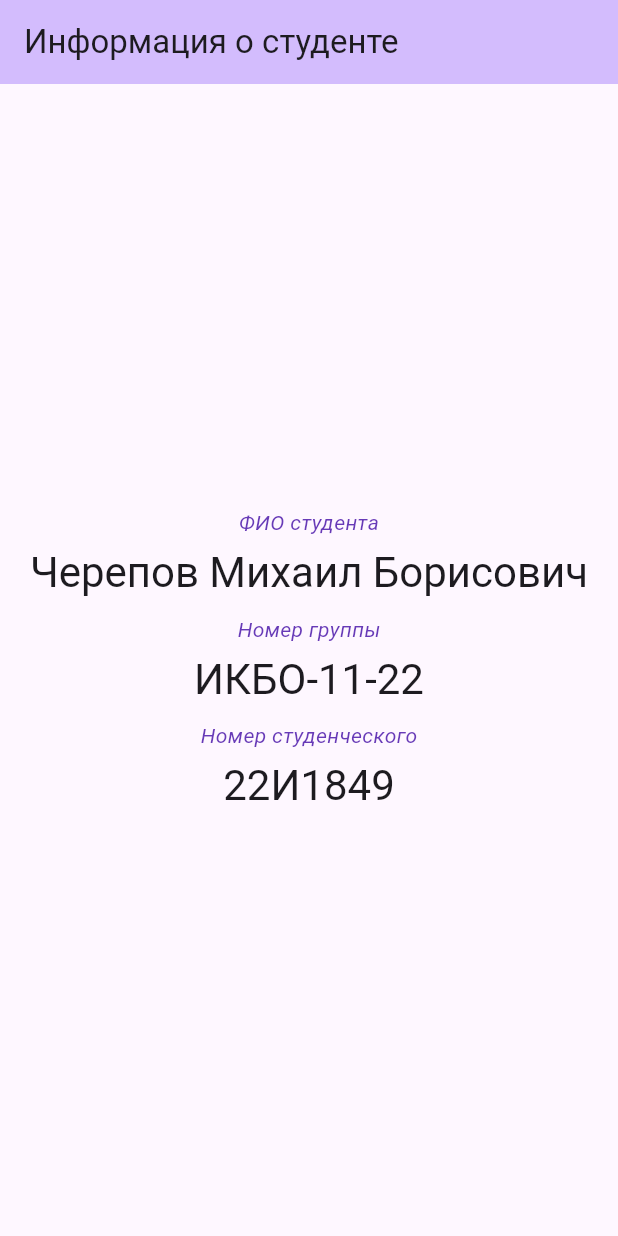
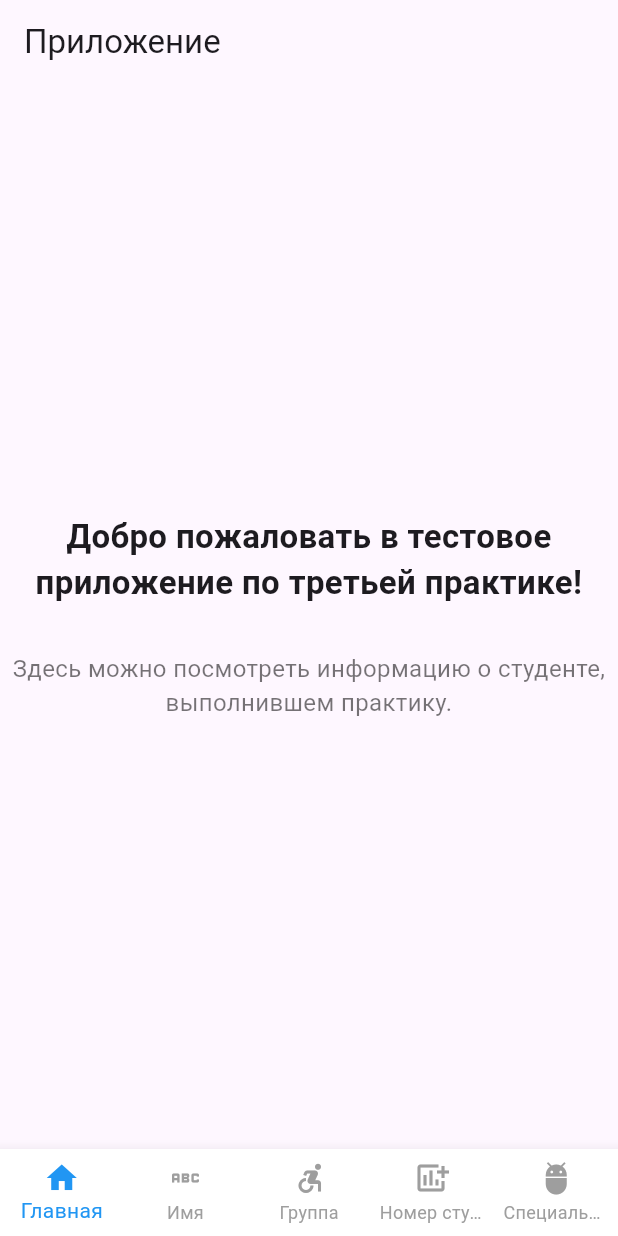
Before and after one commit to depresso-m/first_flutter, a Flutter app: the screen it shows after launch, on a phone screen of 412 x 824 dp. Run offline on Flutter 3.47's test engine with Material 3 defaults, Android fonts, the phone set to English and light mode, and no system bars.

Commit message:
Написаны различные виджеты, требуется доработка

```diff
--- a/lib/main.dart
+++ b/lib/main.dart
@@ -7,72 +7,220 @@ void main() {
 class MyApp extends StatelessWidget {
   const MyApp({super.key});
 
-  // This widget is the root of your application.
   @override
   Widget build(BuildContext context) {
     return MaterialApp(
-      title: 'Flutter Demo',
+      title: 'Практика №3',
       theme: ThemeData(
         colorScheme: ColorScheme.fromSeed(seedColor: Colors.deepPurple),
       ),
-      home: const MyHomePage(title: 'Информация о студенте'),
+      home: const MainScreen(),
     );
   }
 }
 
-class MyHomePage extends StatefulWidget {
-  const MyHomePage({super.key, required this.title});
-
-  // This widget is the home page of your application. It is stateful, meaning
-  // that it has a State object (defined below) that contains fields that affect
-  // how it looks.
-
-  // This class is the configuration for the state. It holds the values (in this
-  // case the title) provided by the parent (in this case the App widget) and
-  // used by the build method of the State. Fields in a Widget subclass are
-  // always marked "final".
-
-  final String title;
+class MainScreen extends StatefulWidget {
+  const MainScreen({super.key});
 
   @override
-  State<MyHomePage> createState() => _MyHomePageState();
+  State<MainScreen> createState() => _MainScreenState();
 }
 
-class _MyHomePageState extends State<MyHomePage> {
+class _MainScreenState extends State<MainScreen> {
+  int _currentIndex = 0;
+  final List<Widget> _screens = const [
+    HomeScreen(),
+    NameScreen(),
+    GroupScreen(),
+    NumberStudScreen(),
+    SpecialityScreen(),
+  ];
+
   @override
   Widget build(BuildContext context) {
     return Scaffold(
-      appBar: AppBar(
-        backgroundColor: Theme.of(context).colorScheme.inversePrimary,
-        title: Text(widget.title),
-      ),
-      body: Center(
-        child: Column(
-          mainAxisAlignment: MainAxisAlignment.center,
-          children: <Widget>[
-            Text('ФИО студента', style: TextStyle(color: Colors.deepPurple, fontStyle: FontStyle.italic)),
-            SizedBox(height: 5),
-            Text(
-              'Черепов Михаил Борисович',
-              style: Theme.of(context).textTheme.headlineMedium,
-            ),
-            SizedBox(height: 10),
-            Text('Номер группы', style: TextStyle(color: Colors.deepPurple, fontStyle: FontStyle.italic)),
-            SizedBox(height: 5),
-            Text(
-              'ИКБО-11-22',
-              style: Theme.of(context).textTheme.headlineMedium,
-            ),
-            SizedBox(height: 10),
-            Text('Номер студенческого', style: TextStyle(color: Colors.deepPurple, fontStyle: FontStyle.italic)),
-            SizedBox(height: 5),
-            Text(
-              '22И1849',
-              style: Theme.of(context).textTheme.headlineMedium,
-            )
-          ],
-        ),
+      appBar: AppBar(title: const Text("Приложение")),
+      body: _screens[_currentIndex],
+      bottomNavigationBar: BottomNavigationBar(
+        currentIndex: _currentIndex,
+        onTap: (index) {
+          setState(() {
+            _currentIndex = index; // смена экрана
+          });
+        },
+        selectedItemColor: Colors.blue,
+        unselectedItemColor: Colors.grey,
+        backgroundColor: Colors.white,
+        type: BottomNavigationBarType.fixed,
+        items: const [
+          BottomNavigationBarItem(icon: Icon(Icons.home), label: "Главная"),
+          BottomNavigationBarItem(icon: Icon(Icons.abc), label: "Имя"),
+          BottomNavigationBarItem(
+            icon: Icon(Icons.accessible_forward_outlined),
+            label: "Группа",
+          ),
+          BottomNavigationBarItem(
+            icon: Icon(Icons.add_chart),
+            label: "Номер студенческого",
+          ),
+          BottomNavigationBarItem(
+            icon: Icon(Icons.adb),
+            label: "Специальность",
+          ),
+        ],
       ),
     );
   }
 }
+
+// Виджеты экранов
+class HomeScreen extends StatelessWidget {
+  const HomeScreen({super.key});
+
+  @override
+  Widget build(BuildContext context) {
+    return const Center(
+      child: Column(
+        mainAxisSize: MainAxisSize.min,
+        crossAxisAlignment: CrossAxisAlignment.center,
+        children: [
+          Text(
+            "Добро пожаловать в тестовое приложение по третьей практике!",
+            textAlign: TextAlign.center,
+            style: TextStyle(fontSize: 22, fontWeight: FontWeight.bold),
+          ),
+          SizedBox(height: 30),
+          Text(
+            "Здесь можно посмотреть информацию о студенте, выполнившем практику.",
+            textAlign: TextAlign.center,
+            style: TextStyle(fontSize: 16, color: Colors.black54),
+          ),
+        ],
+      ),
+    );
+  }
+}
+
+class NameScreen extends StatelessWidget {
+  const NameScreen({super.key});
+
+  @override
+  Widget build(BuildContext context) {
+    return const Center(
+      child: Column(
+        mainAxisSize: MainAxisSize.min,
+        crossAxisAlignment: CrossAxisAlignment.center,
+        children: [
+          Text(
+            "ФИО СТУДЕНТА",
+            textAlign: TextAlign.center,
+            style: TextStyle(fontSize: 22, fontWeight: FontWeight.bold),
+          ),
+          SizedBox(height: 10),
+          Row(
+            mainAxisAlignment: MainAxisAlignment.center,
+            mainAxisSize: MainAxisSize.min,
+            crossAxisAlignment: CrossAxisAlignment.center,
+            children: [
+              Text(
+                "ЧЕРЕПОВ",
+                style: TextStyle(fontSize: 16, color: Colors.black54),
+              ),
+              SizedBox(width: 10),
+              Text(
+                "МИХАИЛ",
+                style: TextStyle(fontSize: 16, color: Colors.black54),
+              ),
+              SizedBox(width: 10),
+              Text(
+                "БОРИСОВИЧ",
+                style: TextStyle(fontSize: 16, color: Colors.black54),
+              ),
+            ],
+          ),
+        ],
+      ),
+    );
+  }
+}
+
+class GroupScreen extends StatelessWidget {
+  const GroupScreen({super.key});
+
+  @override
+  Widget build(BuildContext context) {
+    return const Center(
+      child: Column(
+        mainAxisSize: MainAxisSize.min,
+        crossAxisAlignment: CrossAxisAlignment.center,
+        children: [
+          Text(
+            "Группа в которой я учусь",
+            textAlign: TextAlign.center,
+            style: TextStyle(fontSize: 22, fontWeight: FontWeight.bold),
+          ),
+          SizedBox(height: 15),
+          Text(
+            "ИКБО-11-22",
+            textAlign: TextAlign.center,
+            style: TextStyle(fontSize: 16, color: Colors.green),
+          ),
+        ],
+      ),
+    );
+  }
+}
+
+class NumberStudScreen extends StatelessWidget {
+  const NumberStudScreen({super.key});
+
+  @override
+  Widget build(BuildContext context) {
+    return const Center(
+      child: Column(
+        mainAxisSize: MainAxisSize.min,
+        crossAxisAlignment: CrossAxisAlignment.center,
+        children: [
+          Text(
+            "Номер моего студенческого",
+            textAlign: TextAlign.center,
+            style: TextStyle(fontSize: 22, fontWeight: FontWeight.bold),
+          ),
+          SizedBox(height: 15),
+          Text(
+            "22И1849",
+            textAlign: TextAlign.center,
+            style: TextStyle(fontSize: 16, color: Colors.cyan),
+          ),
+        ],
+      ),
+    );
+  }
+}
+
+class SpecialityScreen extends StatelessWidget {
+  const SpecialityScreen({super.key});
+
+  @override
+  Widget build(BuildContext context) {
+    return const Center(
+      child: Column(
+        mainAxisSize: MainAxisSize.min,
+        crossAxisAlignment: CrossAxisAlignment.center,
+        children: [
+          Text(
+            "Моя специальность",
+            textAlign: TextAlign.center,
+            style: TextStyle(fontSize: 22, fontWeight: FontWeight.bold),
+          ),
+          SizedBox(height: 15),
+          Text(
+            "ПРОГРАММНАЯ ИНЖЕНЕРИЯ",
+            textAlign: TextAlign.center,
+            style: TextStyle(fontSize: 16, color: Colors.purple),
+          ),
+        ],
+      ),
+    );
+  }
+}
```
